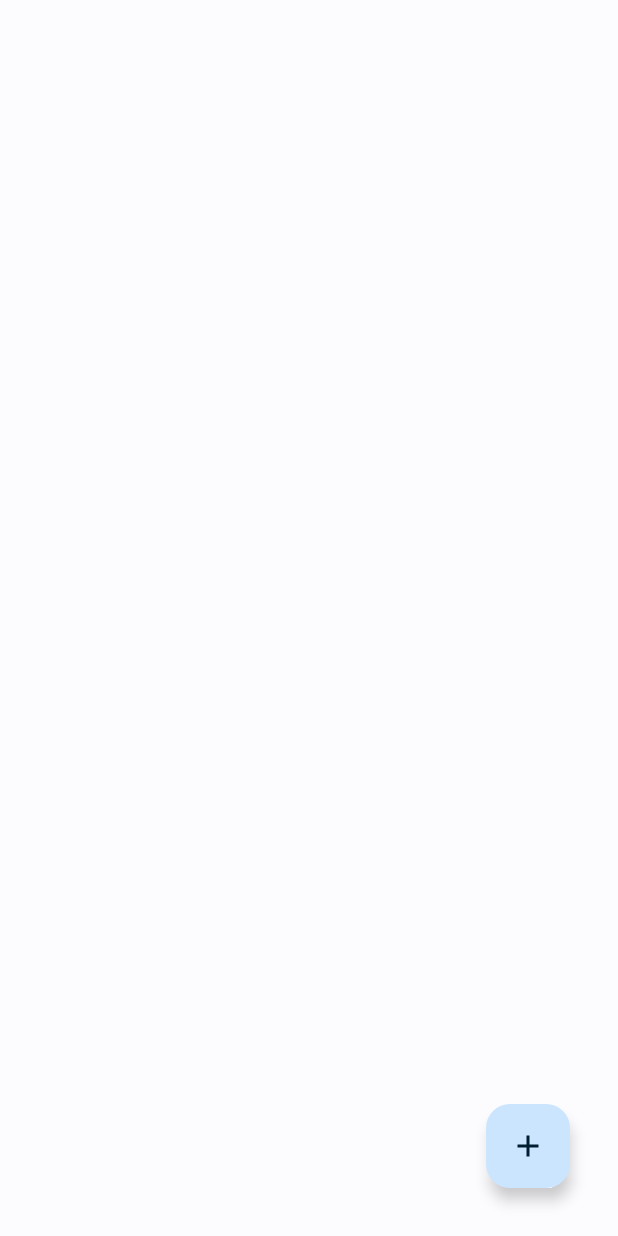
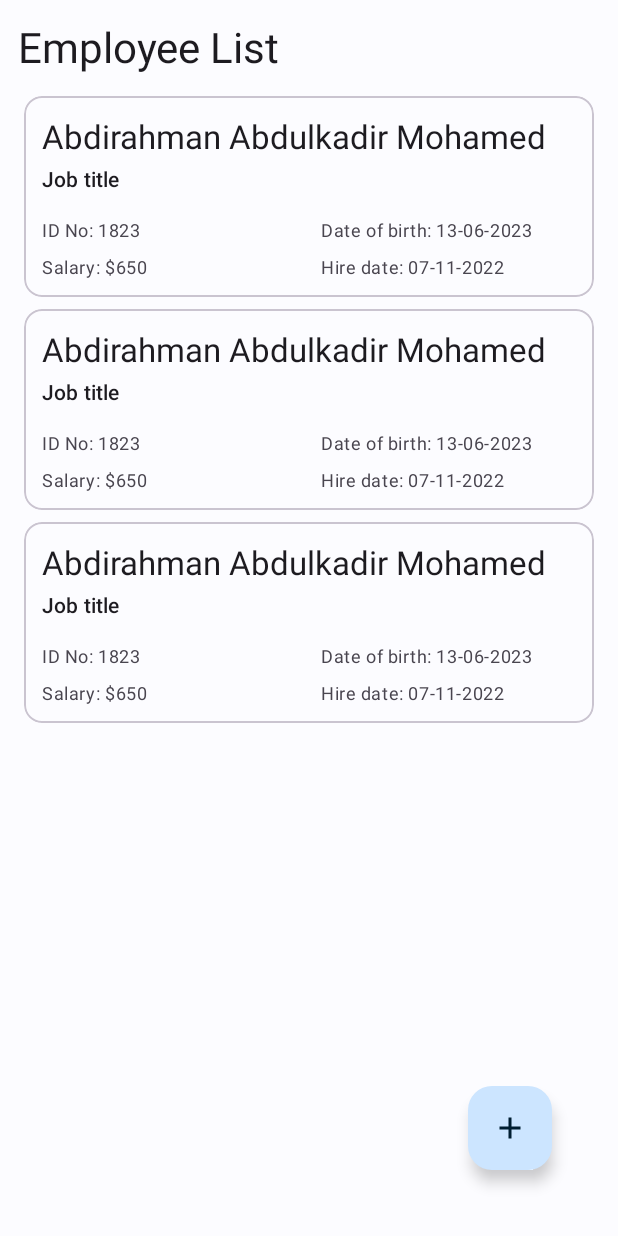
Before and after one commit to moaliyou/ERISM_App, an Android app: the layout fragment_employee.xml on its own in the app's theme, with its tools: preview values and no code run, on a phone screen of 412 x 824 dp. Run offline under Robolectric (Android 15) with nearby library versions, the phone set to English and light mode, and no system bars.

Commit message:
Added employee list view layout

```diff
--- a/app/src/main/res/layout/fragment_employee.xml
+++ b/app/src/main/res/layout/fragment_employee.xml
@@ -8,7 +8,18 @@
 
     <androidx.constraintlayout.widget.ConstraintLayout
         android:layout_width="match_parent"
-        android:layout_height="match_parent">
+        android:layout_height="match_parent"
+        android:padding="12dp">
+
+        <TextView
+            android:id="@+id/tv_employee_fragment_title"
+            android:layout_width="match_parent"
+            android:layout_height="wrap_content"
+            android:text="Employee List"
+            android:textAppearance="@style/TextAppearance.Material3.HeadlineMedium"
+            app:layout_constraintEnd_toEndOf="parent"
+            app:layout_constraintStart_toStartOf="parent"
+            app:layout_constraintTop_toTopOf="parent" />
 
         <com.google.android.material.floatingactionbutton.FloatingActionButton
             android:id="@+id/fab_add_new_employee"
@@ -22,5 +33,17 @@
             app:layout_constraintBottom_toBottomOf="parent"
             app:layout_constraintEnd_toEndOf="parent"
             android:contentDescription="@string/add_new_employee_string_FAB" />
+
+        <androidx.recyclerview.widget.RecyclerView
+            android:id="@+id/rv_employee_list_view"
+            android:layout_width="match_parent"
+            android:layout_height="match_parent"
+            android:layout_marginTop="48dp"
+            app:layout_constraintBottom_toBottomOf="parent"
+            app:layout_constraintEnd_toEndOf="parent"
+            app:layout_constraintStart_toStartOf="parent"
+            tools:listitem="@layout/list_employee_layout"
+            app:layout_constraintTop_toBottomOf="@id/tv_employee_fragment_title" />
+
     </androidx.constraintlayout.widget.ConstraintLayout>
 </FrameLayout>
--- /dev/null
+++ b/app/src/main/res/layout/list_employee_layout.xml
@@ -0,0 +1,93 @@
+<?xml version="1.0" encoding="utf-8"?>
+<androidx.constraintlayout.widget.ConstraintLayout xmlns:android="http://schemas.android.com/apk/res/android"
+    xmlns:app="http://schemas.android.com/apk/res-auto"
+    xmlns:tools="http://schemas.android.com/tools"
+    android:layout_width="match_parent"
+    android:layout_height="wrap_content"
+    android:padding="4dp">
+
+    <com.google.android.material.card.MaterialCardView
+        android:id="@+id/card"
+        android:layout_width="match_parent"
+        android:layout_height="wrap_content"
+        app:layout_constraintEnd_toEndOf="parent"
+        app:layout_constraintStart_toStartOf="parent"
+        app:layout_constraintTop_toTopOf="parent">
+
+        <androidx.constraintlayout.widget.ConstraintLayout
+            android:layout_width="match_parent"
+            android:layout_height="match_parent"
+            android:padding="12dp">
+
+            <TextView
+                android:id="@+id/tv_employee_full_name"
+                android:layout_width="match_parent"
+                android:layout_height="wrap_content"
+                android:text="Abdirahman Abdulkadir Mohamed"
+                android:textAppearance="@style/TextAppearance.Material3.TitleLarge"
+                app:layout_constraintStart_toStartOf="parent"
+                app:layout_constraintTop_toTopOf="parent" />
+
+            <TextView
+                android:id="@+id/tv_job_title"
+                android:layout_width="match_parent"
+                android:layout_height="wrap_content"
+                android:layout_marginTop="4dp"
+                android:text="Job title"
+                android:textAppearance="@style/TextAppearance.Material3.TitleSmall"
+                app:layout_constraintStart_toStartOf="@id/tv_employee_full_name"
+                app:layout_constraintTop_toBottomOf="@id/tv_employee_full_name" />
+
+            <TextView
+                android:id="@+id/tv_id_no"
+                android:layout_width="0dp"
+                android:layout_height="wrap_content"
+                android:text="ID No: 1823"
+                android:layout_marginEnd="8dp"
+                android:layout_marginTop="16dp"
+                android:textAppearance="@style/TextAppearance.Material3.BodySmall"
+                app:layout_constraintStart_toStartOf="@id/tv_job_title"
+                app:layout_constraintTop_toBottomOf="@id/tv_job_title"
+                app:layout_constraintEnd_toStartOf="@id/tv_date_of_birth"/>
+
+            <TextView
+                android:id="@+id/tv_date_of_birth"
+                android:layout_width="0dp"
+                android:layout_height="wrap_content"
+                android:text="Date of birth: 13-06-2023"
+                android:layout_marginStart="8dp"
+                android:textAppearance="@style/TextAppearance.Material3.BodySmall"
+                app:layout_constraintStart_toEndOf="@id/tv_id_no"
+                app:layout_constraintTop_toTopOf="@id/tv_id_no"
+                app:layout_constraintEnd_toEndOf="parent"
+                app:layout_constraintBottom_toBottomOf="@id/tv_id_no"/>
+
+            <TextView
+                android:id="@+id/tv_salary"
+                android:layout_width="0dp"
+                android:layout_height="wrap_content"
+                android:text="Salary: $650"
+                android:layout_marginEnd="8dp"
+                android:layout_marginTop="8dp"
+                android:textAppearance="@style/TextAppearance.Material3.BodySmall"
+                app:layout_constraintStart_toStartOf="@id/tv_id_no"
+                app:layout_constraintTop_toBottomOf="@id/tv_id_no"
+                app:layout_constraintEnd_toStartOf="@id/tv_hire_date"/>
+
+            <TextView
+                android:id="@+id/tv_hire_date"
+                android:layout_width="0dp"
+                android:layout_height="wrap_content"
+                android:text="Hire date: 07-11-2022"
+                android:layout_marginStart="8dp"
+                android:textAppearance="@style/TextAppearance.Material3.BodySmall"
+                app:layout_constraintStart_toEndOf="@id/tv_salary"
+                app:layout_constraintTop_toTopOf="@id/tv_salary"
+                app:layout_constraintEnd_toEndOf="parent"
+                app:layout_constraintBottom_toBottomOf="@id/tv_salary"/>
+
+        </androidx.constraintlayout.widget.ConstraintLayout>
+
+    </com.google.android.material.card.MaterialCardView>
+
+</androidx.constraintlayout.widget.ConstraintLayout>
```
Also changed, not shown: app/src/main/java/com/example/erismapp/adapters/EmployeeAdapter.java (added, +53 -0 lines), app/src/main/java/com/example/erismapp/models/EmployeeModel.java (added, +79 -0 lines).
